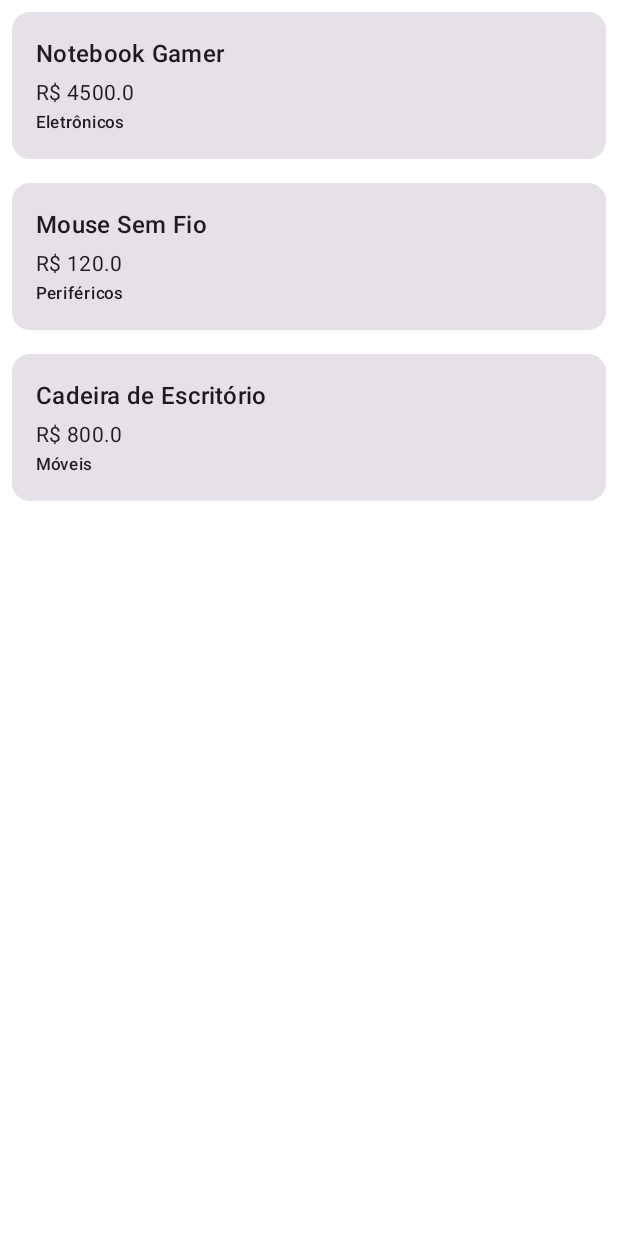
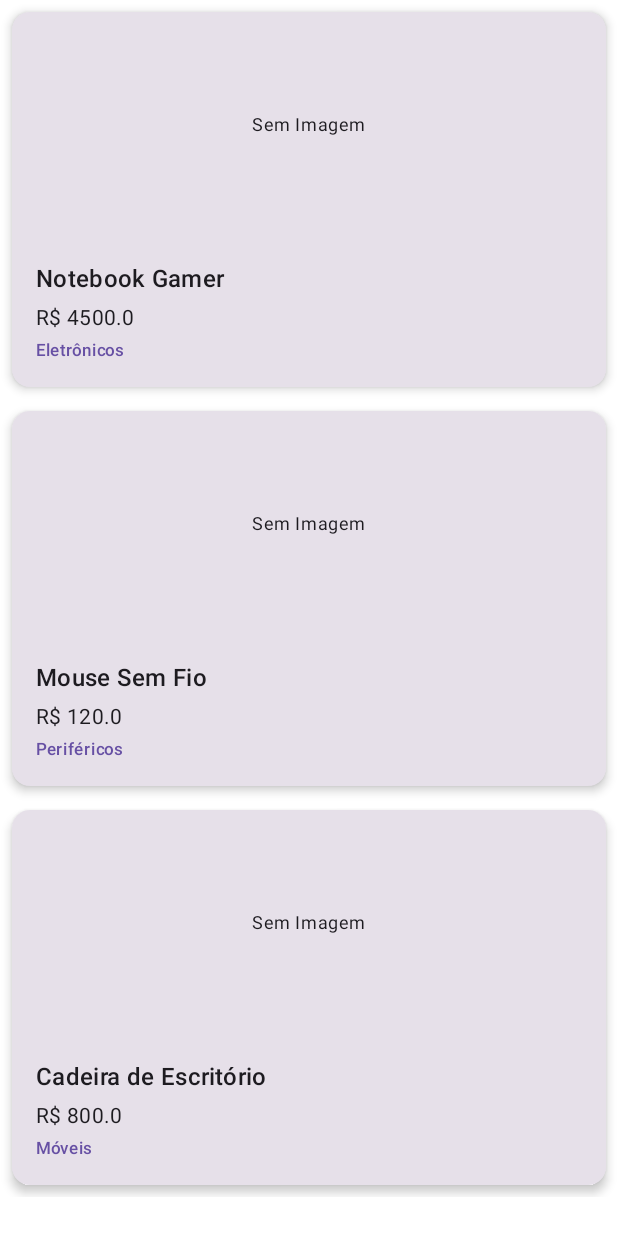
Before and after one commit to MoraesMarcos/App_Catalogo_Produtos, an Android app built with Jetpack Compose: the @Preview function ProductListScreenPreview, on a phone screen of 412 x 824 dp. Run offline under Robolectric (Android 15) with nearby library versions, the phone set to English and light mode, and no system bars; pictures from the network do not load.

```diff
--- a/app/build.gradle.kts
+++ b/app/build.gradle.kts
@@ -63,5 +63,6 @@ dependencies {
         implementation("com.squareup.okhttp3:logging-interceptor:4.12.0")
 
         implementation("org.jetbrains.kotlinx:kotlinx-coroutines-android:1.8.1")
+        implementation("io.coil-kt:coil-compose:2.4.0")
 
 }
--- a/app/src/main/java/com/example/app_catalogo_produto/ui/product/ProductListScreen.kt
+++ b/app/src/main/java/com/example/app_catalogo_produto/ui/product/ProductListScreen.kt
@@ -12,6 +12,7 @@ import androidx.compose.ui.unit.dp
 import com.example.app_catalogo_produto.domain.model.Product
 import com.example.app_catalogo_produto.ui.state.ProductUiState
 import androidx.compose.ui.tooling.preview.Preview
+import coil.compose.AsyncImage
 
 
 @Composable
@@ -52,16 +53,43 @@ fun ProductItemCard(
         modifier = Modifier
             .fillMaxWidth()
             .padding(8.dp)
-            .clickable { onClick() }
+            .clickable { onClick() },
+        elevation = CardDefaults.cardElevation(4.dp)
     ) {
-        Column(Modifier.padding(16.dp)) {
-            Text(text = product.name, style = MaterialTheme.typography.titleMedium)
-            Spacer(Modifier.height(4.dp))
-            Text(text = "R$ ${product.price}", style = MaterialTheme.typography.bodyMedium)
+        Column {
+            if (product.image != null) {
+                AsyncImage(
+                    model = product.image,
+                    contentDescription = null,
+                    modifier = Modifier
+                        .fillMaxWidth()
+                        .height(150.dp),
+                    contentScale = androidx.compose.ui.layout.ContentScale.Crop
+                )
+            } else {
+                Box(
+                    modifier = Modifier
+                        .fillMaxWidth()
+                        .height(150.dp)
+                        .padding(16.dp),
+                    contentAlignment = Alignment.Center
+                ) {
+                    Text("Sem Imagem", style = MaterialTheme.typography.bodySmall)
+                }
+            }
+            Column(Modifier.padding(16.dp)) {
+                Text(text = product.name, style = MaterialTheme.typography.titleMedium)
+                Spacer(Modifier.height(4.dp))
+                Text(text = "R$ ${product.price}", style = MaterialTheme.typography.bodyMedium)
 
-            product.category?.let {
-                Spacer(Modifier.height(2.dp))
-                Text(text = it, style = MaterialTheme.typography.labelSmall)
+                product.category?.let {
+                    Spacer(Modifier.height(4.dp))
+                    Text(
+                        text = it,
+                        style = MaterialTheme.typography.labelSmall,
+                        color = MaterialTheme.colorScheme.primary
+                    )
+                }
             }
         }
     }
```
Also changed, not shown: app/src/main/java/com/example/app_catalogo_produto/MainActivity.kt (+36 -6 lines).
